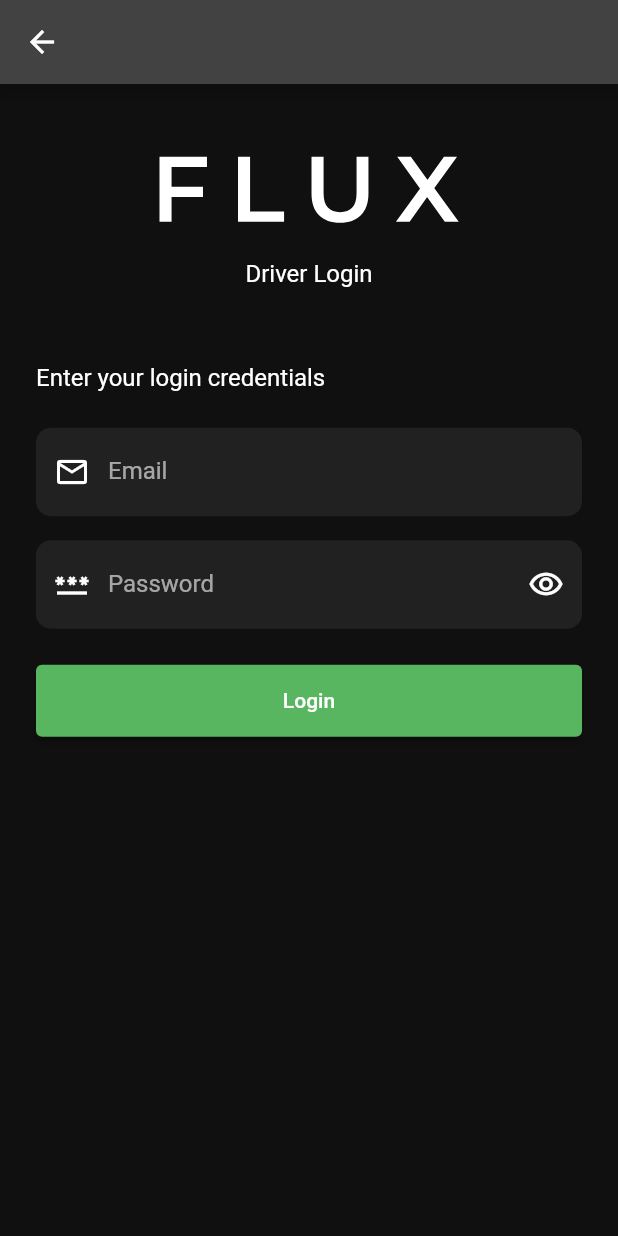
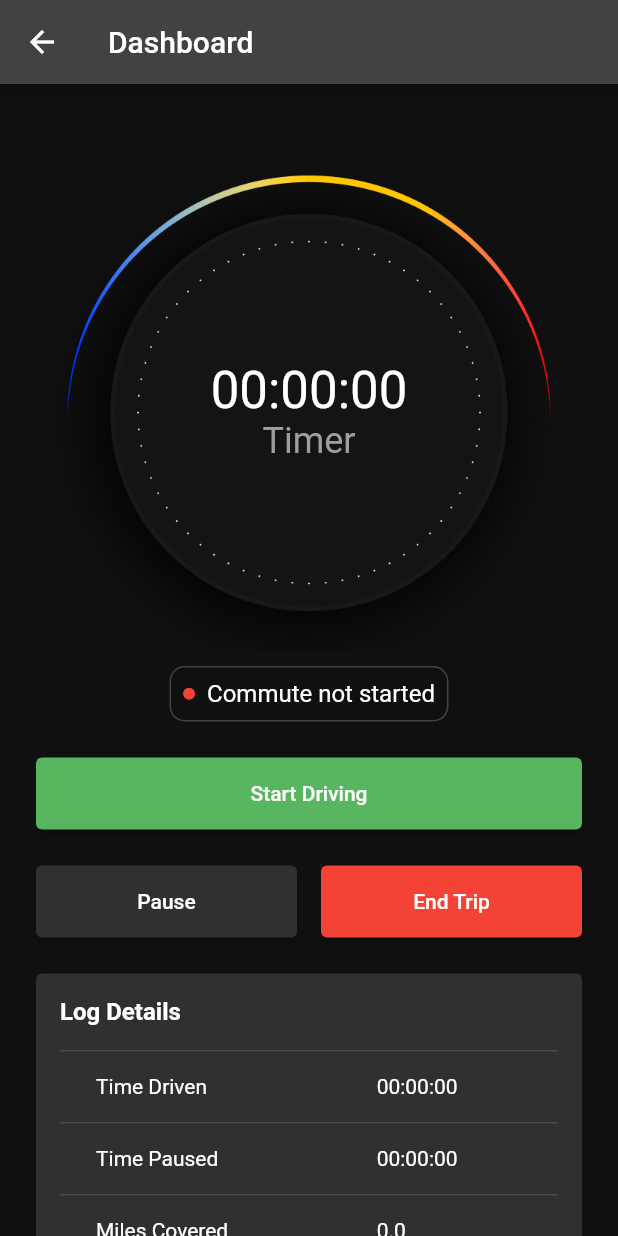
Before and after one commit to Flutternest/hour_tracking_app, a Flutter app: the DriverLoginPage screen opened by its route, after a tap on "Login", on a phone screen of 412 x 824 dp. Run offline on Flutter 3.47's test engine with Material 2 defaults, Android fonts, the phone set to English and light mode, and no system bars; our stand-ins replace flutter_hooks, flutter_svg.

Commit message:
feat: driver dashboard page

```diff
--- a/lib/core/constants/colors.dart
+++ b/lib/core/constants/colors.dart
@@ -2,3 +2,4 @@ import 'package:flutter/material.dart';
 
 const Color kPrimaryColor = Color(0xFF57B65F);
 const Color kDarkBackground = Color(0xFF101010);
+const Color kOverlayDarkBackground = Color(0xFF303030);
--- a/lib/main.dart
+++ b/lib/main.dart
@@ -1,8 +1,14 @@
 import 'package:flutter/material.dart';
+import 'package:flutter/services.dart';
 import 'package:flux_mvp/core/theme.dart';
 import 'package:flux_mvp/routing/router.dart';
 
 void main() {
+  WidgetsFlutterBinding.ensureInitialized();
+  SystemChrome.setPreferredOrientations([
+    DeviceOrientation.portraitUp,
+    DeviceOrientation.portraitDown,
+  ]);
   runApp(const MyApp());
 }
 
--- a/lib/routing/router.dart
+++ b/lib/routing/router.dart
@@ -5,6 +5,7 @@ import 'package:flux_mvp/views/admin/auth/admin_login_page.dart';
 import 'package:flux_mvp/views/driver/auth/driver_login_page.dart';
 import 'package:flux_mvp/views/splash_page.dart';
 
+import '../views/driver/dashboard/dashboad_page.dart';
 import '../views/welcome_page.dart';
 
 class AppRoutes {
@@ -16,6 +17,7 @@ class AppRoutes {
 
   //driver flow
   static const driverLoginPage = '/driver-login-page';
+  static const driverDashboardPage = '/driver-dashboard-page';
 }
 
 class AppRouter {
@@ -85,6 +87,12 @@ class AppRouter {
           settings: settings,
           fullscreenDialog: false,
         );
+      case AppRoutes.driverDashboardPage:
+        return MaterialPageRoute<dynamic>(
+          builder: (_) => const DashboardPage(),
+          settings: settings,
+          fullscreenDialog: false,
+        );
 
       default:
         return null;
--- a/lib/views/driver/auth/driver_login_page.dart
+++ b/lib/views/driver/auth/driver_login_page.dart
@@ -2,6 +2,7 @@ import 'package:flutter/material.dart';
 import 'package:flutter_svg/svg.dart';
 import 'package:flux_mvp/core/common_widgets/app_padding.dart';
 import 'package:flux_mvp/core/utils/ui_helper.dart';
+import 'package:flux_mvp/routing/router.dart';
 
 import '../../../core/common_widgets/password_field.dart';
 import '../../../core/constants/paths.dart';
@@ -53,7 +54,9 @@ class DriverLoginPage extends StatelessWidget {
               const PasswordTextField(),
               verticalSpaceMedium,
               ElevatedButton(
-                onPressed: () {},
+                onPressed: () {
+                  AppRouter.navigateToPage(AppRoutes.driverDashboardPage);
+                },
                 child: const Text('Login'),
               ),
             ],
--- /dev/null
+++ b/lib/views/driver/dashboard/dashboad_page.dart
@@ -0,0 +1,152 @@
+import 'package:flutter/material.dart';
+import 'package:flux_mvp/core/common_widgets/app_padding.dart';
+import 'package:flux_mvp/core/constants/paths.dart';
+import 'package:flux_mvp/core/utils/ui_helper.dart';
+
+import '../../../core/constants/colors.dart';
+
+class DashboardPage extends StatelessWidget {
+  const DashboardPage({super.key});
+
+  @override
+  Widget build(BuildContext context) {
+    return Scaffold(
+      appBar: AppBar(title: const Text("Dashboard")),
+      body: SafeArea(
+        child: DefaultAppPadding.horizontal(
+          child: SingleChildScrollView(
+            child: Column(
+              crossAxisAlignment: CrossAxisAlignment.stretch,
+              children: [
+                verticalSpaceMedium,
+                Stack(
+                  alignment: Alignment.center,
+                  children: [
+                    Container(
+                      constraints: const BoxConstraints(maxWidth: 400),
+                      child: Image.asset(AppPaths.odoMeter,
+                          width: double.infinity),
+                    ),
+                    Positioned(
+                      child: Column(
+                        children: [
+                          verticalSpaceMedium,
+                          Text(
+                            "00:00:00",
+                            style: textTheme(context).headlineMedium,
+                          ),
+                          Text(
+                            "Timer",
+                            style: textTheme(context)
+                                .headlineSmall!
+                                .copyWith(color: Colors.grey),
+                          ),
+                        ],
+                      ),
+                    ),
+                  ],
+                ),
+                Center(
+                  child: Container(
+                    padding: const EdgeInsets.all(8.0),
+                    decoration: BoxDecoration(
+                      borderRadius: BorderRadius.circular(10),
+                      border: Border.all(color: Colors.grey[800]!),
+                    ),
+                    child: Row(
+                      mainAxisSize: MainAxisSize.min,
+                      children: [
+                        const CircleAvatar(
+                          radius: 4,
+                          backgroundColor: Colors.red,
+                        ),
+                        horizontalSpaceSmall,
+                        Text(
+                          "Commute not started",
+                          style: textTheme(context).titleMedium!,
+                        ),
+                      ],
+                    ),
+                  ),
+                ),
+                verticalSpaceMedium,
+                ElevatedButton(
+                  onPressed: () {},
+                  child: const Text("Start Driving"),
+                ),
+                verticalSpaceMedium,
+                Row(
+                  children: [
+                    Expanded(
+                      child: ElevatedButton(
+                        onPressed: () {},
+                        style: ElevatedButton.styleFrom(
+                          backgroundColor: kOverlayDarkBackground,
+                        ),
+                        child: const Text("Pause"),
+                      ),
+                    ),
+                    horizontalSpaceRegular,
+                    Expanded(
+                      child: ElevatedButton(
+                        onPressed: () {},
+                        style: ElevatedButton.styleFrom(
+                            backgroundColor: Colors.red),
+                        child: const Text("End Trip"),
+                      ),
+                    ),
+                  ],
+                ),
+                verticalSpaceMedium,
+                Container(
+                  padding: const EdgeInsets.all(16.0),
+                  decoration: BoxDecoration(
+                    color: kOverlayDarkBackground,
+                    borderRadius: BorderRadius.circular(4),
+                  ),
+                  child: Column(
+                    crossAxisAlignment: CrossAxisAlignment.stretch,
+                    children: [
+                      Text(
+                        "Log Details",
+                        style: textTheme(context)
+                            .titleMedium!
+                            .copyWith(fontWeight: FontWeight.w700),
+                      ),
+                      verticalSpaceRegular,
+                      DataTable(
+                        headingRowHeight: 0,
+                        columns: const [
+                          DataColumn(label: Text("Type,")),
+                          DataColumn(label: Text("Value")),
+                        ],
+                        rows: const [
+                          DataRow(cells: [
+                            DataCell(Text("Time Driven")),
+                            DataCell(Text("00:00:00")),
+                          ]),
+                          DataRow(cells: [
+                            DataCell(Text("Time Paused")),
+                            DataCell(Text("00:00:00")),
+                          ]),
+                          DataRow(cells: [
+                            DataCell(Text("Miles Covered")),
+                            DataCell(Text("0.0")),
+                          ]),
+                          DataRow(cells: [
+                            DataCell(Text("Pay/Mile")),
+                            DataCell(Text("\$0.0")),
+                          ]),
+                        ],
+                      ),
+                    ],
+                  ),
+                )
+              ],
+            ),
+          ),
+        ),
+      ),
+    );
+  }
+}
```
Also changed, not shown: assets/images/2.0x/odometer.png, assets/images/3.0x/odometer.png, assets/images/odometer.png.
